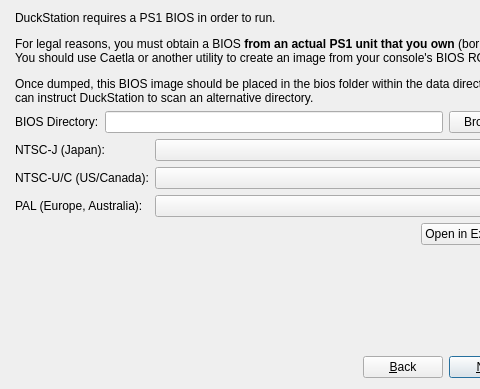
Above: src/duckstation-qt/setupwizarddialog.ui from kofxi3584karlayang/duckstation before the change; both pictures show x 134 to 614 and y 0 to 389 of the 760 by 389 pixel window. Below: the same form after it.
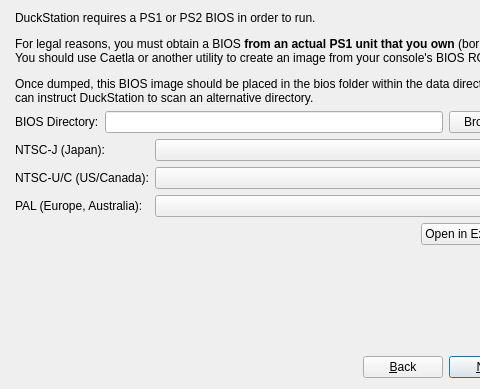
That is the form after the change. The open tabs and pages were chosen to show the change. Icons and pictures are not drawn.

Commit message: Qt: Clarify BIOS support in setup wizard

```diff
--- a/src/duckstation-qt/setupwizarddialog.ui
+++ b/src/duckstation-qt/setupwizarddialog.ui
@@ -133,7 +133,7 @@
        <item>
         <widget class="QLabel" name="label_4">
          <property name="text">
-          <string>&lt;html&gt;&lt;head/&gt;&lt;body&gt;&lt;p&gt;DuckStation requires a PS1 BIOS in order to run.&lt;/p&gt;&lt;p&gt;For legal reasons, you must obtain a BIOS &lt;span style=&quot; font-weight:700;&quot;&gt;from an actual PS1 unit that you own&lt;/span&gt; (borrowing doesn't count). You should use Caetla or another utility to create an image from your console's BIOS ROM on your PC.&lt;/p&gt;&lt;p&gt;Once dumped, this BIOS image should be placed in the bios folder within the data directory shown below, or you can instruct DuckStation to scan an alternative directory.&lt;/p&gt;&lt;/body&gt;&lt;/html&gt;</string>
+          <string>&lt;html&gt;&lt;head/&gt;&lt;body&gt;&lt;p&gt;DuckStation requires a PS1 or PS2 BIOS in order to run.&lt;/p&gt;&lt;p&gt;For legal reasons, you must obtain a BIOS &lt;span style=&quot; font-weight:700;&quot;&gt;from an actual PS1 unit that you own&lt;/span&gt; (borrowing doesn't count). You should use Caetla or another utility to create an image from your console's BIOS ROM on your PC.&lt;/p&gt;&lt;p&gt;Once dumped, this BIOS image should be placed in the bios folder within the data directory shown below, or you can instruct DuckStation to scan an alternative directory.&lt;/p&gt;&lt;/body&gt;&lt;/html&gt;</string>
          </property>
          <property name="alignment">
           <set>Qt::AlignLeading|Qt::AlignLeft|Qt::AlignTop</set>
```
